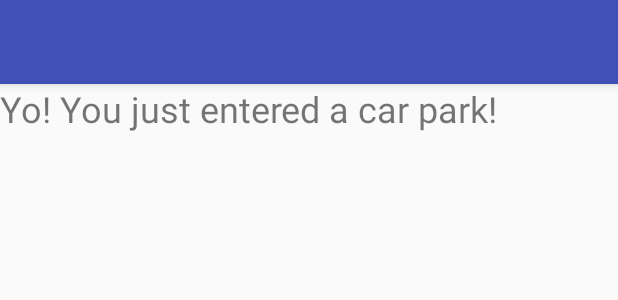
After one commit to appstud/nfc_card, an Android app: the layout activity_nfc.xml on its own in the app's theme, with its tools: preview values and no code run, on a phone screen of 412 x 824 dp. The commit adds this screen. Shown: the top 300 px of the screen. Run offline under Robolectric (Android 15) with nearby library versions, the light colour scheme and no system bars.

Commit message:
display an activity when parking reader is detected

```diff
--- a/app/build.gradle
+++ b/app/build.gradle
@@ -26,5 +26,7 @@ dependencies {
     })
     compile 'com.android.support:appcompat-v7:25.3.1'
     compile 'com.google.android.gms:play-services-maps:10.2.6'
+    compile 'com.android.support.constraint:constraint-layout:1.0.2'
+    compile 'com.android.support:design:25.3.1'
     testCompile 'junit:junit:4.12'
 }
--- /dev/null
+++ b/app/src/main/res/layout/activity_nfc.xml
@@ -0,0 +1,27 @@
+<?xml version="1.0" encoding="utf-8"?>
+<android.support.design.widget.CoordinatorLayout
+    xmlns:android="http://schemas.android.com/apk/res/android"
+    xmlns:app="http://schemas.android.com/apk/res-auto"
+    xmlns:tools="http://schemas.android.com/tools"
+    android:layout_width="match_parent"
+    android:layout_height="match_parent"
+    tools:context="com.appstud.parking.NFCActivity">
+
+    <android.support.design.widget.AppBarLayout
+        android:layout_width="match_parent"
+        android:layout_height="wrap_content"
+        android:theme="@style/AppTheme.AppBarOverlay">
+
+        <android.support.v7.widget.Toolbar
+            android:id="@+id/toolbar"
+            android:layout_width="match_parent"
+            android:layout_height="?attr/actionBarSize"
+            android:background="?attr/colorPrimary"
+            app:popupTheme="@style/AppTheme.PopupOverlay"/>
+
+    </android.support.design.widget.AppBarLayout>
+
+    <include layout="@layout/content_nfc"/>
+
+
+</android.support.design.widget.CoordinatorLayout>
--- /dev/null
+++ b/app/src/main/res/layout/content_nfc.xml
@@ -0,0 +1,23 @@
+<?xml version="1.0" encoding="utf-8"?>
+<android.support.constraint.ConstraintLayout
+    xmlns:android="http://schemas.android.com/apk/res/android"
+    xmlns:app="http://schemas.android.com/apk/res-auto"
+    xmlns:tools="http://schemas.android.com/tools"
+    android:layout_width="match_parent"
+    android:layout_height="match_parent"
+    app:layout_behavior="@string/appbar_scrolling_view_behavior"
+    tools:context="com.appstud.parking.NFCActivity"
+    tools:showIn="@layout/activity_nfc">
+
+    <TextView
+        android:layout_width="0dp"
+        android:layout_height="wrap_content"
+        android:text="Yo! You just entered a car park!"
+        android:textSize="24sp"
+        app:layout_constraintLeft_toLeftOf="parent"
+        app:layout_constraintRight_toRightOf="parent"
+        app:layout_constraintTop_toBottomOf="parent"
+        app:layout_constraintTop_toTopOf="parent"
+        />
+
+</android.support.constraint.ConstraintLayout>
--- /dev/null
+++ b/app/src/main/res/values/dimens.xml
@@ -0,0 +1,3 @@
+<resources>
+    <dimen name="fab_margin">16dp</dimen>
+</resources>
--- a/app/src/main/res/values/strings.xml
+++ b/app/src/main/res/values/strings.xml
@@ -4,5 +4,7 @@
     <string name="servicedesc">servicedesc</string>
     <string name="aiddescription">aiddescription</string>
     <string name="id_badge">client numéro 12234232</string>
+    <string name="title_activity_nfc">NFCActivity</string>
+    <string name="broadcast_notification_type">com.appstud.parking.MY_NOTIFICATION</string>
 
 </resources>
--- a/app/src/main/res/values/styles.xml
+++ b/app/src/main/res/values/styles.xml
@@ -8,4 +8,13 @@
         <item name="colorAccent">@color/colorAccent</item>
     </style>
 
+    <style name="AppTheme.NoActionBar">
+        <item name="windowActionBar">false</item>
+        <item name="windowNoTitle">true</item>
+    </style>
+
+    <style name="AppTheme.AppBarOverlay" parent="ThemeOverlay.AppCompat.Dark.ActionBar"/>
+
+    <style name="AppTheme.PopupOverlay" parent="ThemeOverlay.AppCompat.Light"/>
+
 </resources>
```
Also changed, not shown: app/src/main/AndroidManifest.xml (+18 -3 lines), app/src/main/java/com/appstud/parking/MyHostApduService.java (+10 -0 lines), app/src/main/java/com/appstud/parking/MyReceiver.java (added, +17 -0 lines), app/src/main/java/com/appstud/parking/NFCActivity.java (added, +17 -0 lines).
